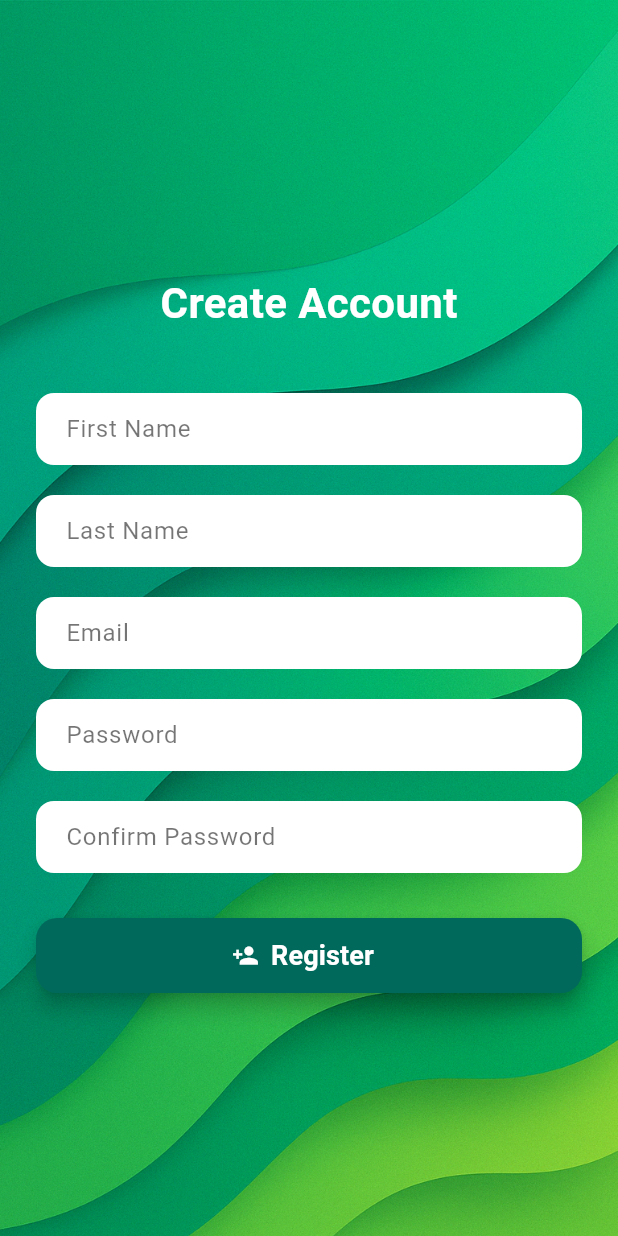
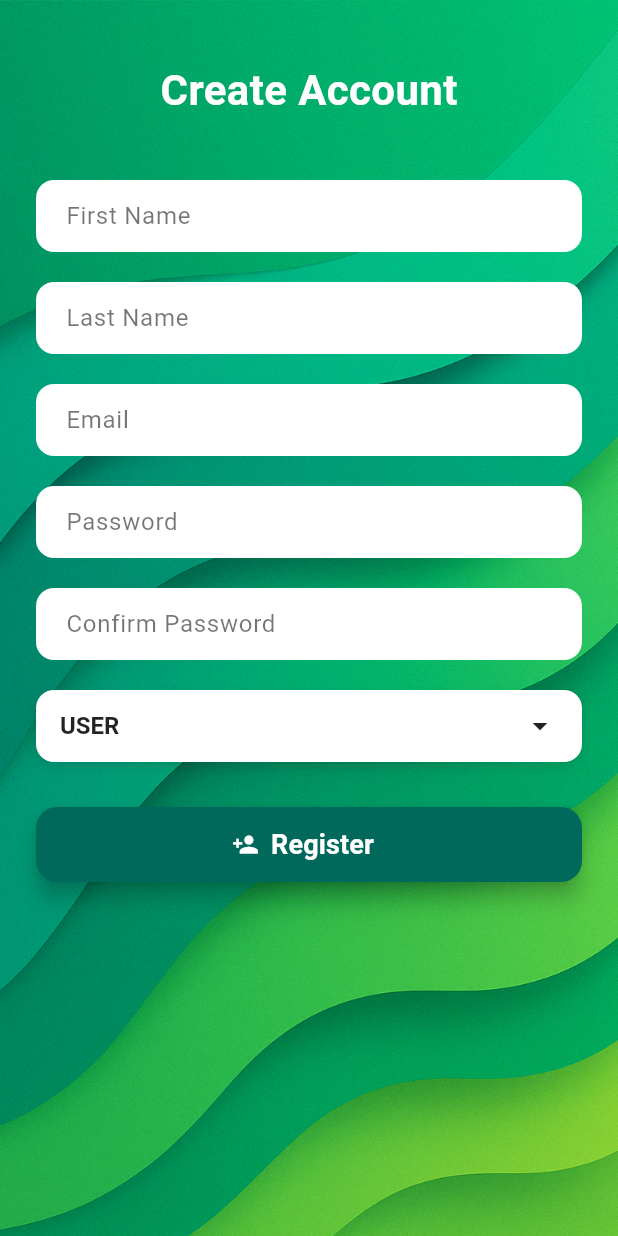
Before and after one commit to paulazoitei/FixMyTown, a Flutter app: the RegisterScreen screen opened directly, on a phone screen of 412 x 824 dp. Run offline on Flutter 3.47's test engine with Material 3 defaults, Android fonts, the phone set to English and light mode, and no system bars; our stand-ins replace shared_preferences; accounts and stored records are empty; network calls fail.

Commit message:
add_admin

```diff
--- a/frontend/lib/screens/change_password_screen.dart
+++ b/frontend/lib/screens/change_password_screen.dart
@@ -60,7 +60,7 @@ class _ChangePasswordScreenState extends State<ChangePasswordScreen> {
           message = 'Password changed successfully';
           messageColor = Colors.green;
         } else {
-          message = 'Error: ${response.body}';
+          message = 'Token has expired. Please log in again.';
           messageColor = Colors.red;
         }
       });
--- a/frontend/lib/screens/forgot_password_screen.dart
+++ b/frontend/lib/screens/forgot_password_screen.dart
@@ -13,7 +13,7 @@ class _ForgotPasswordScreenState extends State<ForgotPasswordScreen> {
   final TextEditingController _emailController = TextEditingController();
 
   Future<void> _sendResetLink() async {
-    final url = Uri.parse("http://10.0.2.2:8081/api/v1/auth/forgot-password");
+    final url = Uri.parse("http://192.168.1.10:8081/api/v1/auth/forgot-password");
 
     try {
       final response = await http.post(
--- a/frontend/lib/screens/register_screen.dart
+++ b/frontend/lib/screens/register_screen.dart
@@ -2,7 +2,7 @@ import 'package:flutter/material.dart';
 import 'dart:convert';
 import 'package:http/http.dart' as http;
 import 'login_screen.dart';
-
+import 'package:flutter/services.dart';
 
 class RegisterScreen extends StatefulWidget {
   const RegisterScreen({super.key});
@@ -19,6 +19,20 @@ class _RegisterScreenState extends State<RegisterScreen> {
   final _emailController = TextEditingController();
   final _passwordController = TextEditingController();
   final _confirmPasswordController = TextEditingController();
+  final _adminKeyController = TextEditingController();
+
+  String _selectedRole = 'USER';
+  bool _showAdminKey = false;
+
+  @override
+  void initState() {
+    super.initState();
+    SystemChrome.setSystemUIOverlayStyle(const SystemUiOverlayStyle(
+      statusBarColor: Color(0xFF00A86B),
+      statusBarIconBrightness: Brightness.light,
+    ));
+  }
+
   Future<void> _registerToBackend() async {
     final url = Uri.parse("http://10.0.2.2:8081/api/v1/registration");
 
@@ -27,6 +41,8 @@ class _RegisterScreenState extends State<RegisterScreen> {
       "lastName": _lastNameController.text.trim(),
       "email": _emailController.text.trim(),
       "password": _passwordController.text,
+      "appUserRole": _selectedRole,
+      if (_selectedRole == 'ADMIN') "adminKey": _adminKeyController.text.trim(),
     };
 
     try {
@@ -37,8 +53,16 @@ class _RegisterScreenState extends State<RegisterScreen> {
       );
 
       if (response.statusCode == 200) {
-        _showErrorDialog("Success", "Account created successfully.");
-        Navigator.pushReplacement(context, MaterialPageRoute(builder: (_) => LoginScreen()));
+        _showErrorDialog(
+          "Success",
+          "Account created successfully. Please check your email to confirm your account.",
+          onOk: () {
+            Navigator.pushReplacement(
+              context,
+              MaterialPageRoute(builder: (context) => const LoginScreen()),
+            );
+          },
+        );
       } else {
         _showErrorDialog("Error", response.body);
       }
@@ -54,6 +78,7 @@ class _RegisterScreenState extends State<RegisterScreen> {
     _emailController.dispose();
     _passwordController.dispose();
     _confirmPasswordController.dispose();
+    _adminKeyController.dispose();
     super.dispose();
   }
 
@@ -66,8 +91,7 @@ class _RegisterScreenState extends State<RegisterScreen> {
     final regex = RegExp(r"^[\w-\.]+@([\w-]+\.)+[\w-]{2,4}$");
     return regex.hasMatch(email);
   }
-
-  void _showErrorDialog(String title, String message) {
+  void _showErrorDialog(String title, String message, {VoidCallback? onOk}) {
     showDialog(
       context: context,
       builder: (_) => AlertDialog(
@@ -75,13 +99,17 @@ class _RegisterScreenState extends State<RegisterScreen> {
         content: Text(message),
         actions: [
           TextButton(
-            onPressed: () => Navigator.pop(context),
+            onPressed: () {
+              Navigator.pop(context); // închide dialogul
+              if (onOk != null) onOk(); // apelează acțiunea dacă există
+            },
             child: const Text("OK"),
           ),
         ],
       ),
     );
   }
+
 
   void _submit() {
     final firstName = _firstNameController.text.trim();
@@ -90,7 +118,6 @@ class _RegisterScreenState extends State<RegisterScreen> {
     final password = _passwordController.text;
     final confirmPassword = _confirmPasswordController.text;
 
-    // Verificăm primul câmp gol și oprim acolo cu un dialog
     if (firstName.isEmpty) {
       _showErrorDialog("Missing Field", "First Name is required.");
       return;
@@ -111,23 +138,14 @@ class _RegisterScreenState extends State<RegisterScreen> {
       _showErrorDialog("Missing Field", "Confirm Password is required.");
       return;
     }
-
-    // Validare email
     if (!isEmailValid(email)) {
       _showErrorDialog("Invalid Email", "Please enter a valid email address.");
       return;
     }
-
-    // Validare parolă complexă
     if (!isPasswordValid(password)) {
-      _showErrorDialog(
-        "Weak Password",
-        "Password must be at least 8 characters and include:\n• uppercase\n• lowercase\n• number\n• special character.",
-      );
+      _showErrorDialog("Weak Password", "Password must be at least 8 characters and include:\n• uppercase\n• lowercase\n• number\n• special character.");
       return;
     }
-
-    // Verificare potrivire parolă
     if (password != confirmPassword) {
       _showErrorDialog("Password Mismatch", "Passwords do not match.");
       return;
@@ -140,10 +158,9 @@ class _RegisterScreenState extends State<RegisterScreen> {
   @override
   Widget build(BuildContext context) {
     return Scaffold(
-      resizeToAvoidBottomInset: true,
-      body: Container(
-        width: double.infinity,
-        height: double.infinity,
+      resizeToAvoidBottomInset: true, // <-- asigură-te că e TRUE
+      body: SafeArea(
+        child: Container(
           decoration: const BoxDecoration(
             image: DecorationImage(
               image: AssetImage('assets/images/fundal_fixmytown.png'),
@@ -151,13 +168,10 @@ class _RegisterScreenState extends State<RegisterScreen> {
             ),
           ),
           padding: const EdgeInsets.symmetric(horizontal: 24.0),
-        child: Center(
-          child: SingleChildScrollView(
-            padding: const EdgeInsets.only(top: 60, bottom: 40),
           child: Form(
             key: _formKey,
-              child: Column(
-                crossAxisAlignment: CrossAxisAlignment.start,
+            child: ListView(
+              padding: const EdgeInsets.only(top: 40, bottom: 30),
               children: [
                 const Center(
                   child: Text(
@@ -179,6 +193,51 @@ class _RegisterScreenState extends State<RegisterScreen> {
                 _buildTextField(_passwordController, "Password", obscure: true),
                 const SizedBox(height: 20),
                 _buildTextField(_confirmPasswordController, "Confirm Password", obscure: true),
+                const SizedBox(height: 20),
+                Container(
+                  decoration: BoxDecoration(
+                    color: Colors.white,
+                    borderRadius: BorderRadius.circular(12),
+                    boxShadow: [
+                      BoxShadow(
+                        color: Colors.black.withOpacity(0.1),
+                        blurRadius: 6,
+                        offset: const Offset(0, 3),
+                      ),
+                    ],
+                  ),
+                  padding: const EdgeInsets.symmetric(horizontal: 16),
+                  child: DropdownButtonHideUnderline(
+                    child: DropdownButton<String>(
+                      value: _selectedRole,
+                      icon: const Icon(Icons.arrow_drop_down, color: Colors.black87),
+                      dropdownColor: Colors.white,
+                      isExpanded: true,
+                      borderRadius: BorderRadius.circular(12),
+                      style: const TextStyle(
+                        color: Colors.black87,
+                        fontWeight: FontWeight.w600,
+                        fontSize: 16,
+                      ),
+                      items: ['USER', 'ADMIN'].map((role) {
+                        return DropdownMenuItem<String>(
+                          value: role,
+                          child: Text(role),
+                        );
+                      }).toList(),
+                      onChanged: (value) {
+                        setState(() {
+                          _selectedRole = value!;
+                          _showAdminKey = _selectedRole == 'ADMIN';
+                        });
+                      },
+                    ),
+                  ),
+                ),
+                if (_showAdminKey) ...[
+                  const SizedBox(height: 20),
+                  _buildTextField(_adminKeyController, "Admin Key"),
+                ],
                 const SizedBox(height: 30),
                 SizedBox(
                   width: double.infinity,
@@ -211,12 +270,10 @@ class _RegisterScreenState extends State<RegisterScreen> {
           ),
         ),
       ),
-      ),
     );
   }
 
-  Widget _buildTextField(TextEditingController controller, String hint,
-      {bool obscure = false}) {
+  Widget _buildTextField(TextEditingController controller, String hint, {bool obscure = false}) {
     return TextFormField(
       controller: controller,
       obscureText: obscure,
```
Lines whose indentation alone changed are shown as unchanged.
